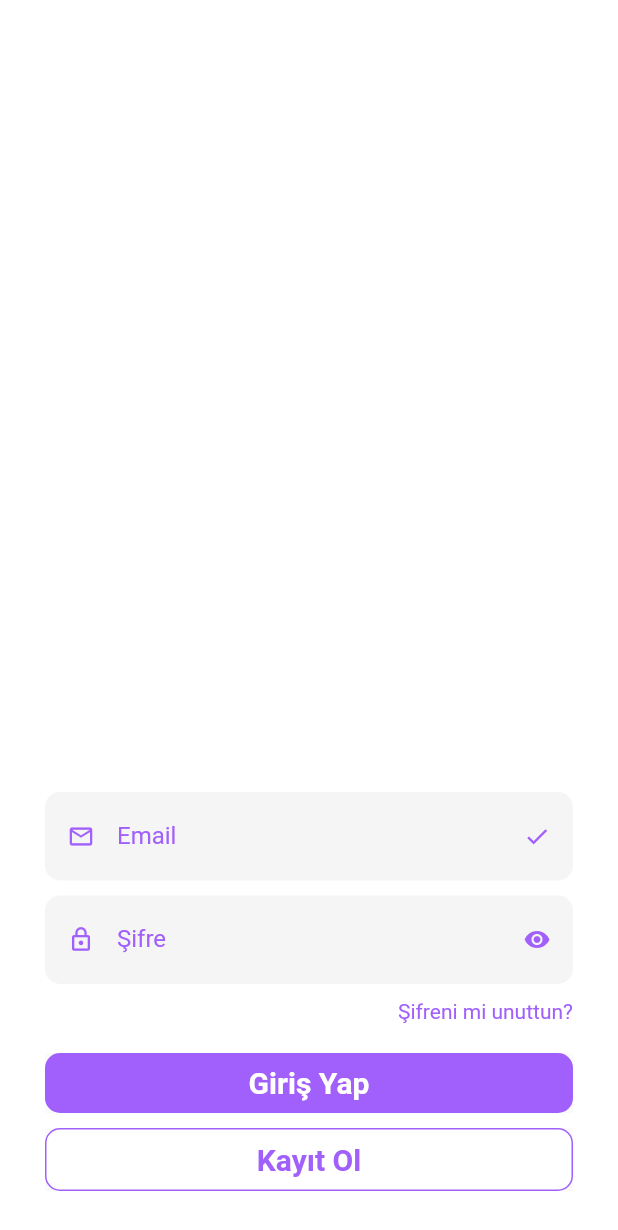
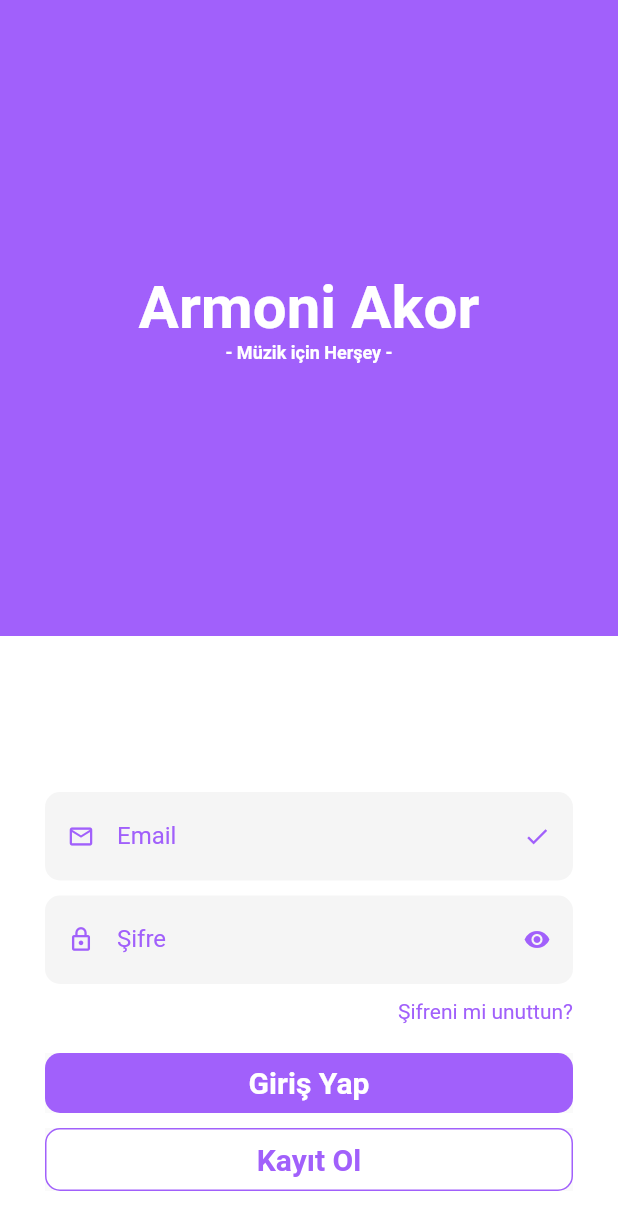
Before and after one commit to halilcagriakkuzu/armoni_flutter, a Flutter app: the screen it shows after launch, on a phone screen of 412 x 824 dp. Shown: the top 1230 px of the screen. Run offline on Flutter 3.47's test engine with Material 2 defaults, Android fonts, the phone set to English and light mode, and no system bars.

Commit message:
login_screen_design

```diff
--- a/lib/screens/login_screen.dart
+++ b/lib/screens/login_screen.dart
@@ -1,5 +1,6 @@
 import 'package:akorcum/widgets/button_widget.dart';
 import 'package:akorcum/widgets/textfield_widget.dart';
+
 import 'package:flutter/material.dart';
 
 class LoginScreen extends StatelessWidget {
@@ -7,9 +8,38 @@ class LoginScreen extends StatelessWidget {
 
   @override
   Widget build(BuildContext context) {
+    final size = MediaQuery.of(context).size;
     return Scaffold(
       backgroundColor: Colors.white,
-        body: Padding(
+      body: Stack(
+        children: [
+          Container(
+              height: size.height - 400,
+              color: Color(0xffA160FB),
+              child: Column(
+                crossAxisAlignment: CrossAxisAlignment.center,
+                mainAxisAlignment: MainAxisAlignment.center,
+                children: [
+                  Center(
+                    child: Text(
+                      "Armoni Akor",
+                      style: TextStyle(
+                          color: Colors.white,
+                          fontSize: 40,
+                          fontWeight: FontWeight.bold),
+                    ),
+                  ),
+                  Center(
+                      child: Text(
+                    " - Müzik için Herşey - ",
+                    style: TextStyle(
+                        color: Colors.white,
+                        fontSize: 12,
+                        fontWeight: FontWeight.bold),
+                  )),
+                ],
+              )),
+          Padding(
             padding: const EdgeInsets.all(30.0),
             child: Column(
               mainAxisAlignment: MainAxisAlignment.end,
@@ -59,6 +89,9 @@ class LoginScreen extends StatelessWidget {
                 ),
               ],
             ),
-        ));
+          ),
+        ],
+      ),
+    );
   }
 }
```
Lines whose indentation alone changed are shown as unchanged.
